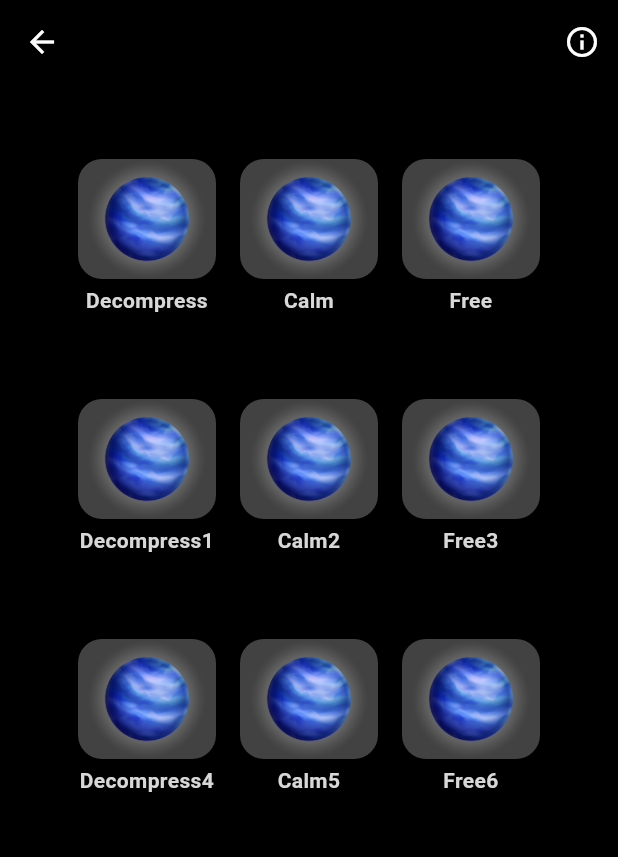
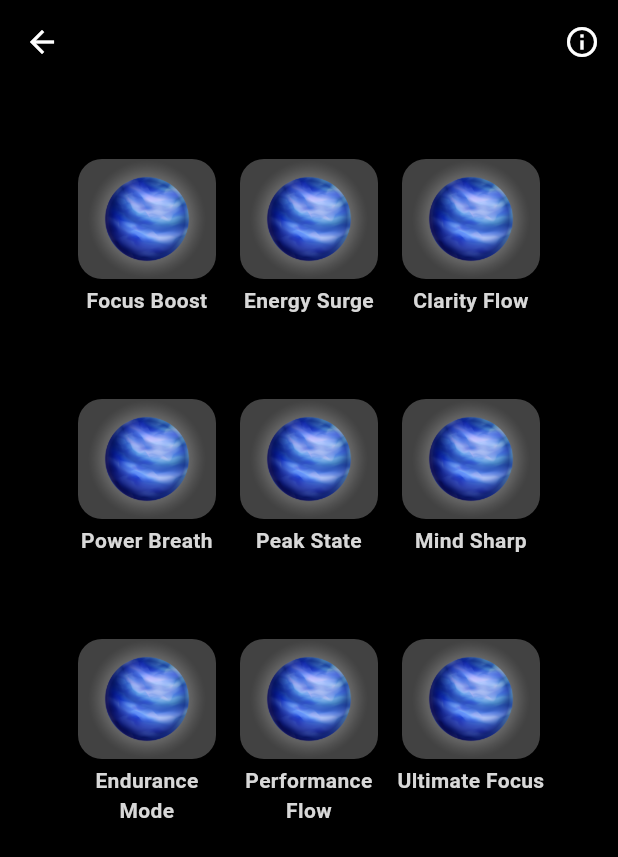
Before and after one commit to nayan1306/aarav, a Flutter app: the PerformancePage screen opened directly, on a phone screen of 412 x 824 dp. Shown: the top 857 px of the screen. Run offline on Flutter 3.47's test engine with Material 3 defaults, Android fonts, the phone set to English and light mode, and no system bars; our stand-ins replace audioplayers, hive, hive_flutter, image_picker, salomon_bottom_bar, table_calendar and 1 more; missing offline and left inert: flutter_sound_record; accounts and stored records are empty.

Commit message:
added duratioins as a parameter in performance page

```diff
--- a/lib/Pages/breathing/breathingpages/performancepage.dart
+++ b/lib/Pages/breathing/breathingpages/performancepage.dart
@@ -6,21 +6,56 @@ class PerformancePage extends StatefulWidget {
   const PerformancePage({super.key});
 
   @override
-  State<PerformancePage> createState() => _CalmPageState();
+  State<PerformancePage> createState() => _PerformancePageState();
 }
 
-class _CalmPageState extends State<PerformancePage> {
-  // TODO: Change the title and  image Link
+class _PerformancePageState extends State<PerformancePage> {
   final List<Map<String, dynamic>> breathingExercises = [
-    {"title": "Decompress", "image": "assets/images/sphere.png"},
-    {"title": "Calm", "image": "assets/images/sphere.png"},
-    {"title": "Free", "image": "assets/images/sphere.png"},
-    {"title": "Decompress1", "image": "assets/images/sphere.png"},
-    {"title": "Calm2", "image": "assets/images/sphere.png"},
-    {"title": "Free3", "image": "assets/images/sphere.png"},
-    {"title": "Decompress4", "image": "assets/images/sphere.png"},
-    {"title": "Calm5", "image": "assets/images/sphere.png"},
-    {"title": "Free6", "image": "assets/images/sphere.png"},
+    {
+      "title": "Focus Boost",
+      "image": "assets/images/sphere.png",
+      "durations": [3, 2, 3, 2],
+    },
+    {
+      "title": "Energy Surge",
+      "image": "assets/images/sphere.png",
+      "durations": [4, 2, 4, 2],
+    },
+    {
+      "title": "Clarity Flow",
+      "image": "assets/images/sphere.png",
+      "durations": [5, 3, 5, 3],
+    },
+    {
+      "title": "Power Breath",
+      "image": "assets/images/sphere.png",
+      "durations": [3, 2, 3, 2],
+    },
+    {
+      "title": "Peak State",
+      "image": "assets/images/sphere.png",
+      "durations": [4, 2, 4, 2],
+    },
+    {
+      "title": "Mind Sharp",
+      "image": "assets/images/sphere.png",
+      "durations": [5, 3, 5, 3],
+    },
+    {
+      "title": "Endurance Mode",
+      "image": "assets/images/sphere.png",
+      "durations": [3, 2, 3, 2],
+    },
+    {
+      "title": "Performance Flow",
+      "image": "assets/images/sphere.png",
+      "durations": [4, 2, 4, 2],
+    },
+    {
+      "title": "Ultimate Focus",
+      "image": "assets/images/sphere.png",
+      "durations": [5, 3, 5, 3],
+    },
   ];
 
   Widget _buildBreathingTileRow(List<Map<String, dynamic>> items) {
@@ -34,14 +69,14 @@ class _CalmPageState extends State<PerformancePage> {
                 assetImagePath: exercise["image"],
                 title: exercise["title"],
                 onTap: () {
-                  print("Tapped: ${exercise["title"]}"); // Debug log
+                  print("Tapped: ${exercise["title"]}");
                   Navigator.of(context).push(
                     MaterialPageRoute(
                       builder:
                           (context) => BreathingLandingPage(
                             assetImagePath: exercise["image"],
                             title: exercise["title"],
-                            durations: [2, 1, 2, 1],
+                            durations: exercise["durations"],
                           ),
                     ),
                   );
```
